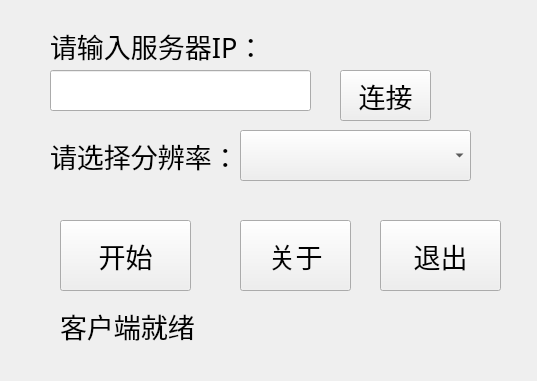
xiaoweilai/wireless, file qt_code/v1.5.1/fileClientv1.5.1/fileClient/tcpclientfilesend.ui: the form before one commit.
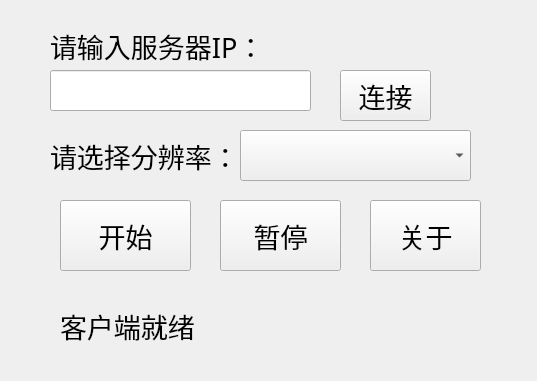
The form after the commit.

Commit message:
优化传输： 1.添加开始和暂停功能 2.网络断开未连接成功提示断开功能
UI：
去掉退出
添加暂停
修改明显明显问题
版本：
修改为1.1

Diff of the .ui file:
```diff
--- a/qt_code/v1.5.1/fileClientv1.5.1/fileClient/tcpclientfilesend.ui
+++ b/qt_code/v1.5.1/fileClientv1.5.1/fileClient/tcpclientfilesend.ui
@@ -18,7 +18,7 @@
     <property name="geometry">
      <rect>
       <x>60</x>
-      <y>220</y>
+      <y>200</y>
       <width>131</width>
       <height>71</height>
      </rect>
@@ -36,8 +36,8 @@
    <widget class="QPushButton" name="quitButton">
     <property name="geometry">
      <rect>
-      <x>380</x>
-      <y>220</y>
+      <x>220</x>
+      <y>200</y>
       <width>121</width>
       <height>71</height>
      </rect>
@@ -49,7 +49,7 @@
      </font>
     </property>
     <property name="text">
-     <string>退出</string>
+     <string>暂停</string>
     </property>
    </widget>
    <widget class="QPushButton" name="openButton">
@@ -144,8 +144,8 @@
    <widget class="QPushButton" name="pushbtn_about">
     <property name="geometry">
      <rect>
-      <x>240</x>
-      <y>220</y>
+      <x>370</x>
+      <y>200</y>
       <width>111</width>
       <height>71</height>
      </rect>
```
Left out of the diff: 2 changed lines with no effect on the pictures. The commit also changes 22 other files.
